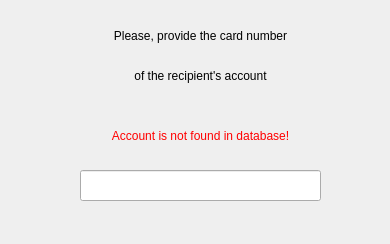
Old version of the form client/client/gui/widgets/periodic_tr_subwidgets/step1.ui in the repository eugeniashurko/ATM.
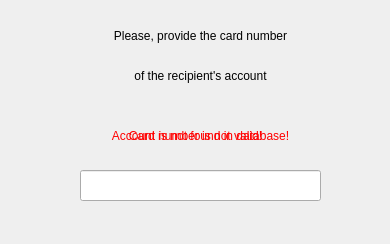
New version of the form.

Patch:
```diff
--- a/client/client/gui/widgets/periodic_tr_subwidgets/step1.ui
+++ b/client/client/gui/widgets/periodic_tr_subwidgets/step1.ui
@@ -80,6 +80,25 @@
     <set>Qt::AlignCenter</set>
    </property>
   </widget>
+  <widget class="QLabel" name="invalidLabel">
+   <property name="geometry">
+    <rect>
+     <x>60</x>
+     <y>120</y>
+     <width>271</width>
+     <height>31</height>
+    </rect>
+   </property>
+   <property name="styleSheet">
+    <string notr="true">#invalidLabel { color: red; }</string>
+   </property>
+   <property name="text">
+    <string>Card number is not valid!</string>
+   </property>
+   <property name="alignment">
+    <set>Qt::AlignCenter</set>
+   </property>
+  </widget>
  </widget>
  <resources/>
  <connections/>
```
